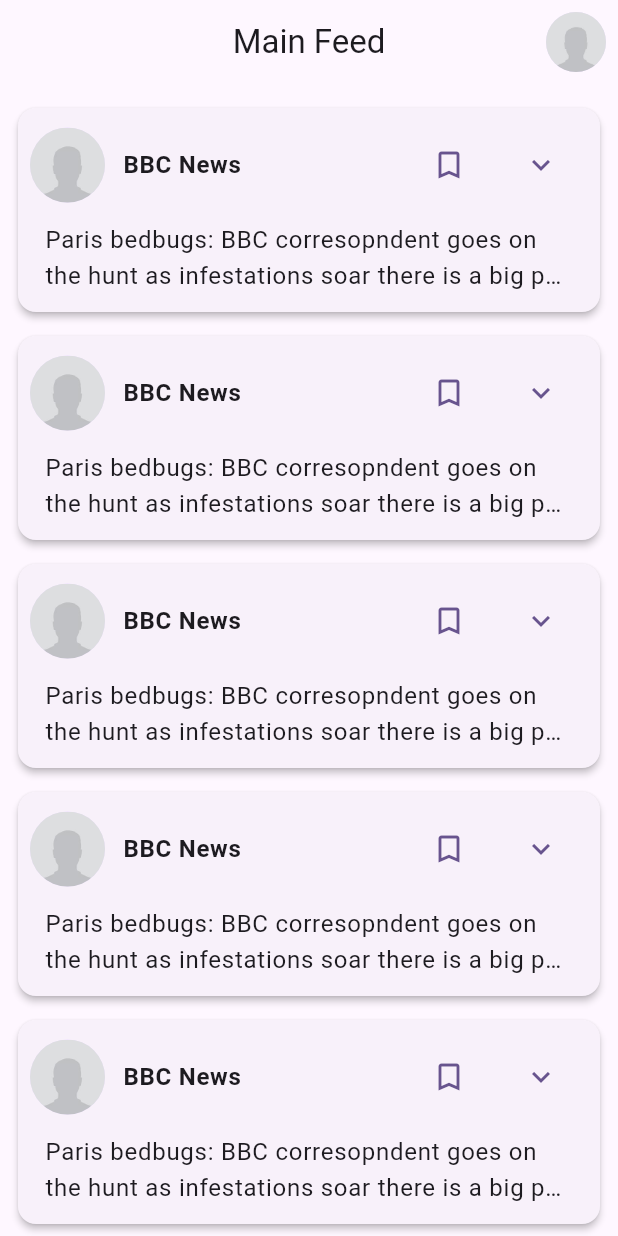
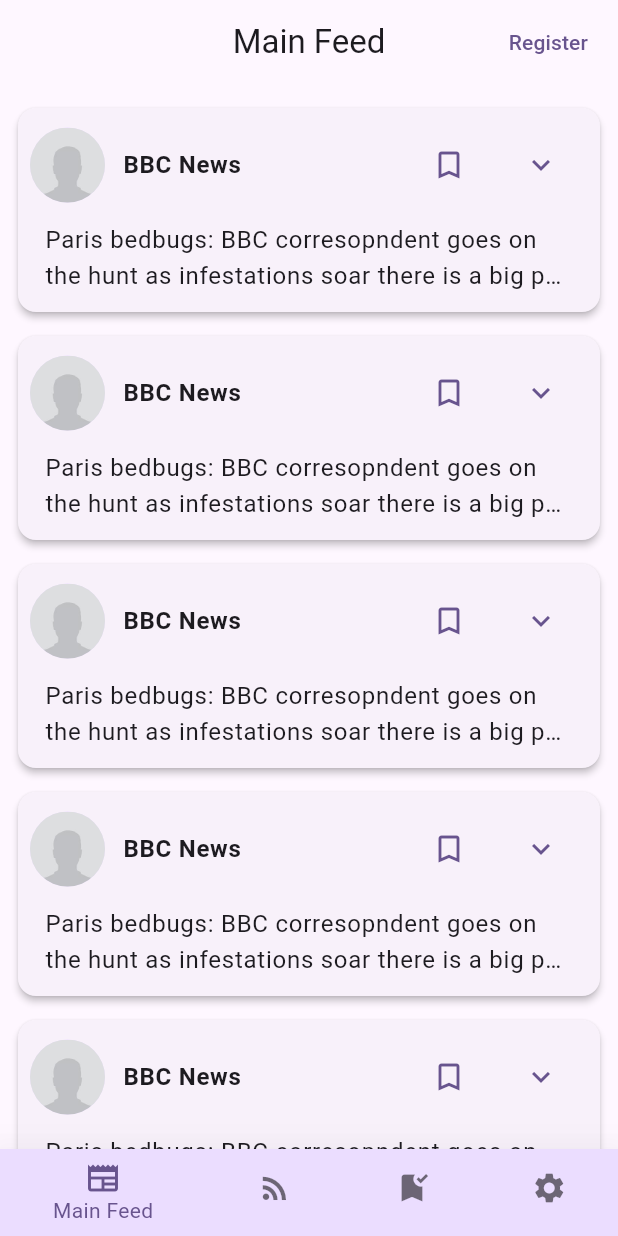
Before and after one commit to adams1mon/flutter_readerss, a Flutter app: the screen it shows after launch, after a tap on "Login", after a tap on "Continue as Guest", on a phone screen of 412 x 824 dp. Run offline on Flutter 3.47's test engine with Material 2 defaults, Android fonts, the phone set to English and light mode, and no system bars.

Commit message:
bottom navbar and decent navigation

```diff
--- a/lib/components/app_bar.dart
+++ b/lib/components/app_bar.dart
@@ -1,24 +1,36 @@
 import 'package:flutter/material.dart';
 import 'package:flutter_readrss/components/avatars.dart';
+import 'package:flutter_readrss/const/screen_route.dart';
+
+// TODO: get this state from somewhere
+const loggedIn = false;
 
 class ReadrssAppBar extends AppBar {
   ReadrssAppBar(
-      {super.key,
-      required String title,
-      required UserAvatar userAvatar,
-      required BuildContext context})
+      {super.key, required String title, required BuildContext context})
       : super(
           title: Text(title),
           centerTitle: true,
           actions: [
             Padding(
               padding: const EdgeInsets.only(right: 8.0),
-              child: GestureDetector(
-                onTap: () {
-                  Navigator.pushReplacementNamed(context, '/settings');
-                },
-                child: userAvatar,
-              ),
+              child: loggedIn
+                  ? GestureDetector(
+                      onTap: () => Navigator.pushReplacementNamed(
+                            context,
+                            ScreenRoute.user.route,
+                          ),
+                      // TODO: get the profile pic of the logged in user
+                      child:
+                          UserAvatar(image: Image.asset("assets/avatar.jpg")))
+                  : TextButton(
+                      // TODO: take me to the login page ?
+                      onPressed: () => Navigator.pushReplacementNamed(
+                        context,
+                        ScreenRoute.login.route,
+                      ),
+                      child: const Text("Register"),
+                    ),
             ),
           ],
         );
--- /dev/null
+++ b/lib/components/bottom_navbar.dart
@@ -0,0 +1,38 @@
+import 'package:flutter/material.dart';
+import 'package:flutter_readrss/const/screen_page.dart';
+import 'package:flutter_readrss/styles/styles.dart';
+
+class ReadrssBottomNavbar extends BottomNavigationBar {
+  ReadrssBottomNavbar({
+    super.key,
+    required super.currentIndex,
+    required super.onTap,
+    required BuildContext context,
+  }) : super(
+    selectedItemColor: colors(context).primary,
+    elevation: 24,
+    useLegacyColorScheme: false,
+    items: [
+      BottomNavigationBarItem(
+        icon: const Icon(Icons.newspaper),
+        label: ScreenPage.mainFeed.title,
+        backgroundColor: colors(context).primaryContainer,
+      ),
+      BottomNavigationBarItem(
+        icon: const Icon(Icons.rss_feed),
+        label: ScreenPage.personalFeed.title,
+        backgroundColor: colors(context).primaryContainer,
+      ),
+      BottomNavigationBarItem(
+        icon: const Icon(Icons.bookmark_added),
+        label: ScreenPage.bookmarks.title,
+        backgroundColor: colors(context).primaryContainer,
+      ),
+      BottomNavigationBarItem(
+        icon: const Icon(Icons.settings),
+        label: ScreenPage.settings.title,
+        backgroundColor: colors(context).primaryContainer,
+      ),
+    ],
+  );
+}
--- /dev/null
+++ b/lib/const/screen_page.dart
@@ -0,0 +1,14 @@
+// Different screen pages which can appear in the 'main' navigator route,
+// switched via a bottom navbar
+
+enum ScreenPage{
+
+  mainFeed(title: "Main Feed"),
+  personalFeed(title: "Personal Feed"),
+  bookmarks(title: "Bookmarks"),
+  settings(title: "Settings"),
+  account(title: "Account");
+
+  const ScreenPage({required this.title});
+  final String title;
+}
--- /dev/null
+++ b/lib/const/screen_route.dart
@@ -0,0 +1,11 @@
+// Routes used by the Navigator
+
+enum ScreenRoute{
+
+  login(route: "/login"),
+  main(route: "/main"),
+  user(route: "/user");
+
+  const ScreenRoute({required this.route});
+  final String route;
+}
--- a/lib/main.dart
+++ b/lib/main.dart
@@ -1,7 +1,7 @@
 import 'package:flutter/material.dart';
-import 'package:flutter_readrss/pages/feed_page.dart';
+import 'package:flutter_readrss/const/screen_route.dart';
+import 'package:flutter_readrss/pages/container_page.dart';
 import 'package:flutter_readrss/pages/login_page.dart';
-import 'package:flutter_readrss/pages/settings_page.dart';
 import 'package:flutter_readrss/styles/styles.dart';
 
 void main() {
@@ -14,13 +14,14 @@ class MyApp extends StatelessWidget {
   @override
   Widget build(BuildContext context) {
     return MaterialApp(
-        title: 'Flutter Demo',
+        title: 'ReadRss',
         theme: globalTheme,
-        initialRoute: '/',
+        initialRoute: ScreenRoute.login.route,
         routes: {
-          '/': (context) => const LoginPage(),
-          '/guestfeed': (context) => const FeedPage(),
-          '/settings': (context) => const SettingsPage(),
+          ScreenRoute.login.route: (context) => const LoginPage(),
+          ScreenRoute.main.route: (context) => const ContainerPage(),
+          // TODO: create the user account page ?
+          ScreenRoute.user.route: (context) => const Text("User account page here"),
         });
   }
 }
--- /dev/null
+++ b/lib/pages/container_page.dart
@@ -0,0 +1,41 @@
+import 'package:flutter/material.dart';
+import 'package:flutter_readrss/const/screen_page.dart';
+import 'package:flutter_readrss/pages/feed_page.dart';
+import 'package:flutter_readrss/pages/settings_page.dart';
+import 'package:provider/provider.dart';
+
+class ReadrssBottomNavbarNotifier extends ChangeNotifier {
+  // private state
+  var _pageIndex = 0;
+
+  // callback which notifies consumers about changing the page
+  void changePage(index) {
+    _pageIndex = index;
+    notifyListeners();
+  }
+
+  // read-only state
+  int get pageIndex => _pageIndex;
+}
+
+class ContainerPage extends StatelessWidget {
+  const ContainerPage({super.key});
+
+  @override
+  Widget build(BuildContext context) {
+    return ChangeNotifierProvider(
+      create: (context) => ReadrssBottomNavbarNotifier(),
+      child: Consumer<ReadrssBottomNavbarNotifier>(
+        builder: (context, navbarNotifier, child) => IndexedStack(
+          index: navbarNotifier.pageIndex,
+          children: [
+            FeedPage(title: ScreenPage.mainFeed.title),
+            FeedPage(title: ScreenPage.personalFeed.title),
+            FeedPage(title: ScreenPage.bookmarks.title),
+            const SettingsPage(),
+          ],
+        ),
+      ),
+    );
+  }
+}
--- a/lib/pages/feed_page.dart
+++ b/lib/pages/feed_page.dart
@@ -1,38 +1,38 @@
 import 'package:flutter/material.dart';
 import 'package:flutter_readrss/components/app_bar.dart';
-import 'package:flutter_readrss/components/avatars.dart';
+import 'package:flutter_readrss/components/bottom_navbar.dart';
 import 'package:flutter_readrss/components/feed_card.dart';
 import 'package:flutter_readrss/model/feed_item.dart';
+import 'package:flutter_readrss/pages/container_page.dart';
 import 'package:flutter_readrss/styles/styles.dart';
+import 'package:provider/provider.dart';
 
 class FeedPage extends StatelessWidget {
-  const FeedPage({super.key});
+  const FeedPage({
+    super.key,
+    required this.title,
+  });
+
+  final String title;
 
   @override
   Widget build(BuildContext context) {
+    final navbarNotifier = Provider.of<ReadrssBottomNavbarNotifier>(context);
+
     return Scaffold(
       appBar: ReadrssAppBar(
-        title: "Main Feed",
-        userAvatar: UserAvatar(
-          image: Image.asset("assets/avatar.jpg"),
-        ),
+        title: title,
+        context: context,
+      ),
+      bottomNavigationBar: ReadrssBottomNavbar(
+        currentIndex: navbarNotifier.pageIndex,
+        onTap: navbarNotifier.changePage,
         context: context,
       ),
       backgroundColor: colors(context).background,
-      body: const MainContainer(),
-    );
-  }
-}
-
-class MainContainer extends StatelessWidget {
-  const MainContainer({
-    super.key,
-  });
-
-  @override
-  Widget build(BuildContext context) {
-    return const Center(
-      child: FeedList(),
+      body: const Center(
+        child: FeedList(),
+      ),
     );
   }
 }
--- a/lib/pages/login_page.dart
+++ b/lib/pages/login_page.dart
@@ -1,4 +1,5 @@
 import 'package:flutter/material.dart';
+import 'package:flutter_readrss/const/screen_route.dart';
 import 'package:flutter_readrss/styles/styles.dart';
 
 class LoginPage extends StatelessWidget {
@@ -6,9 +7,13 @@ class LoginPage extends StatelessWidget {
 
   @override
   Widget build(BuildContext context) {
-    return Scaffold(
-      backgroundColor: colors(context).background,
-      body: const MainContainer(),
+    // TODO: decide if safearea is good here
+    // TODO: (looks funky, but we could have white notification icons on white ???)
+    return SafeArea(
+      child: Scaffold(
+        backgroundColor: colors(context).background,
+        body: const MainContainer(),
+      ),
     );
   }
 }
@@ -96,8 +101,9 @@ class LoginFormState extends State<LoginForm> {
     }
   }
 
+  // TODO: set guest login state here
   onGuestLoginPressed() {
-    Navigator.pushReplacementNamed(context, '/guestfeed');
+    Navigator.pushReplacementNamed(context, ScreenRoute.main.route);
   }
 
   @override
--- a/lib/pages/settings_page.dart
+++ b/lib/pages/settings_page.dart
@@ -1,8 +1,17 @@
 import 'package:flutter/material.dart';
+import 'package:flutter_readrss/components/app_bar.dart';
 import 'package:flutter_readrss/components/avatars.dart';
+import 'package:flutter_readrss/const/screen_page.dart';
+import 'package:flutter_readrss/const/screen_route.dart';
+import 'package:provider/provider.dart';
+
+import '../components/bottom_navbar.dart';
+import 'container_page.dart';
 
 class SettingsPage extends StatefulWidget {
-  const SettingsPage({super.key});
+  const SettingsPage({
+    super.key,
+  });
 
   @override
   State<StatefulWidget> createState() {
@@ -41,14 +50,22 @@ class _SettingsPageState extends State<SettingsPage> {
   }
 
   void _navigateToGuestFeed(BuildContext context) {
-    Navigator.pushReplacementNamed(context, '/guestfeed');
+    Navigator.pushReplacementNamed(context, ScreenRoute.main.route);
   }
 
   @override
   Widget build(BuildContext context) {
+    final navbarNotifier = Provider.of<ReadrssBottomNavbarNotifier>(context);
+
     return Scaffold(
-      appBar: AppBar(
-        title: const Text('Settings Page'),
+      appBar: ReadrssAppBar(
+        title: ScreenPage.settings.title,
+        context: context,
+      ),
+      bottomNavigationBar: ReadrssBottomNavbar(
+        currentIndex: navbarNotifier.pageIndex,
+        onTap: navbarNotifier.changePage,
+        context: context,
       ),
       body: Column(
         children: <Widget>[
--- a/pubspec.yaml
+++ b/pubspec.yaml
@@ -37,6 +37,7 @@ dependencies:
   cupertino_icons: ^1.0.2
 
   webfeed: ^0.7.0
+  provider: ^6.0.5
 
 dev_dependencies:
   flutter_test:
```
Also changed, not shown: pubspec.lock.
